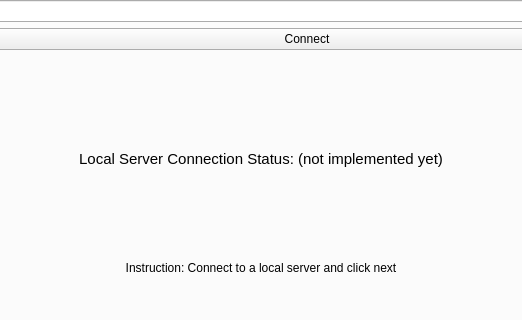
Old version of the form src/SmartXm-CSEKU/welcomewindow.ui in the repository KaziRifatMorshed/SmartXm; both pictures show x 139 to 661 and y 190 to 510 of the 800 by 600 pixel window.
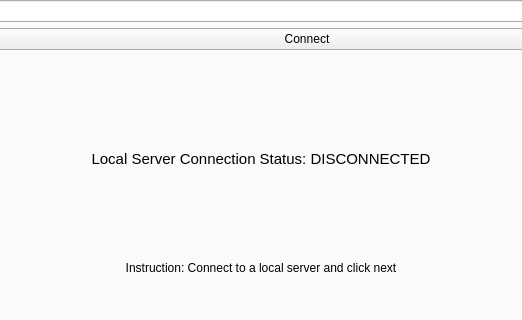
New version of the form. Icons and pictures are not drawn.

Commit message:
Update local server status label text
Changed the local server status label from '(not implemented yet)' to 'DISCONNECTED' to better reflect the current connection state in the welcome window UI.

```diff
--- a/src/SmartXm-CSEKU/welcomewindow.ui
+++ b/src/SmartXm-CSEKU/welcomewindow.ui
@@ -169,7 +169,7 @@
         <item>
          <widget class="QLabel" name="localServerStatus_label_6">
           <property name="text">
-           <string>&lt;html&gt;&lt;head/&gt;&lt;body&gt;&lt;p align=&quot;center&quot;&gt;&lt;span style=&quot; font-size:11pt;&quot;&gt;Local Server Connection Status: (not implemented yet)&lt;/span&gt;&lt;/p&gt;&lt;/body&gt;&lt;/html&gt;</string>
+           <string>&lt;html&gt;&lt;head/&gt;&lt;body&gt;&lt;p align=&quot;center&quot;&gt;&lt;span style=&quot; font-size:11pt;&quot;&gt;Local Server Connection Status: DISCONNECTED&lt;/span&gt;&lt;/p&gt;&lt;/body&gt;&lt;/html&gt;</string>
           </property>
          </widget>
         </item>
```
